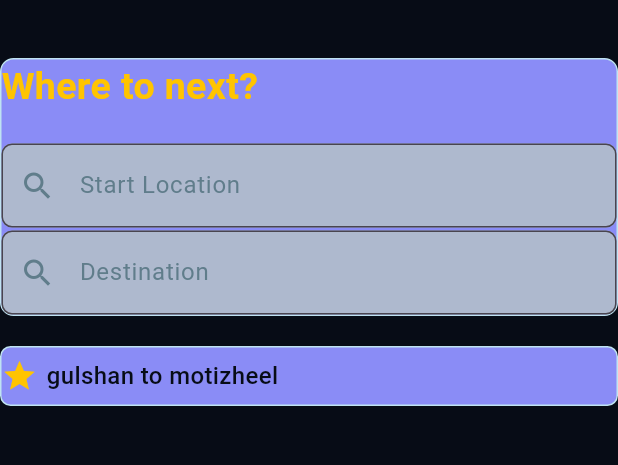
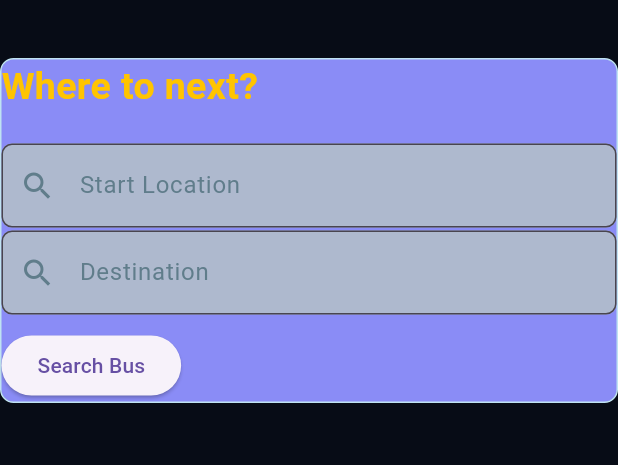
Before and after one commit to Rabmaya/Routewise-, a Flutter app: the page1 screen opened directly, on a phone screen of 412 x 824 dp, the part 71-536 px from its top. Run offline on Flutter 3.47's test engine with Material 3 defaults, Android fonts, the phone set to English and light mode, and no system bars.

Commit message:
Update page1

```diff
--- a/lib/page1.dart
+++ b/lib/page1.dart
@@ -1,5 +1,5 @@
-
 import 'package:flutter/material.dart';
+import 'page3.dart';
 
 void main() {
   runApp(const page1());
@@ -14,137 +14,192 @@ class page1 extends StatefulWidget {
 
 class _page1State extends State<page1> {
 
+
+  TextEditingController startController =
+  TextEditingController();
+
+  TextEditingController destinationController =
+  TextEditingController();
+
+
   @override
   void initState() {
     super.initState();
+  }
 
-  }
+
   @override
   Widget build(BuildContext context) {
 
     return Scaffold(
+
       appBar: AppBar(
+        backgroundColor:  Color(0xFF070C16),
+        centerTitle: false,
 
-        backgroundColor:const Color(0xFF070C16),
-        // Here we take the value from the MyHomePage object that was created by
-        // the App.build method, and use it to set our appbar title.
-        centerTitle: false,
-        title: const Text('RouteWise',
-        style:TextStyle(fontSize:30,color:Colors.white),
+        title:  Text(
+          'RouteWise',
+          style: TextStyle(
+            fontSize: 30,
+            color: Colors.white,
+          ),
+        ),
       ),
 
-      ),
+
       body: Center(
 
         child: Column(
 
+          mainAxisAlignment: .start,
 
-  mainAxisAlignment: .start,
           children: [
-    const SizedBox(height:30),
+
+            SizedBox(height: 30),
+
+
             Container(
-      width:double.infinity,
-      decoration:BoxDecoration(
-        color: const Color(0xFF8A8CF6),
+
+              width: double.infinity,
+
+              decoration: BoxDecoration(
+                color:  Color(0xFF8A8CF6),
+
                 borderRadius: BorderRadius.circular(9),
+
                 border: Border.all(
-          color: const Color(0xFFBFE3f2),
+                  color:  Color(0xFFBFE3f2),
                 ),
               ),
-      child:Column(
+
+
+              child: Column(
+
                 mainAxisAlignment: MainAxisAlignment.center,
+
                 crossAxisAlignment: CrossAxisAlignment.start,
-        children:[
-          const Text(
+
+                children: [
+
+                   Text(
                     'Where to next?',
-            style: TextStyle(fontSize:25,
+
+                    style: TextStyle(
+                      fontSize: 25,
                       fontWeight: FontWeight.bold,
-                color:Color(0xFFFFC400)
+                      color: Color(0xFFFFC400),
                     ),
                   ),
-          const SizedBox(height:20),
+
+
+                   SizedBox(height: 20),
+
+
 
                   TextField(
+
+                    controller: startController,
+
                     decoration: InputDecoration(
+
                       hintText: 'Start Location',
-                hintStyle: const TextStyle(color: Colors.blueGrey
+
+                      hintStyle:  TextStyle(
+                        color: Colors.blueGrey,
                       ),
-                prefixIcon:const Icon(
+
+                      prefixIcon: const Icon(
                         Icons.search,
-                  color:Colors.blueGrey,
+                        color: Colors.blueGrey,
                       ),
+
                       filled: true,
-                fillColor:  const Color(0xFFAEB9CE),
+
+                      fillColor: const Color(0xFFAEB9CE),
+
                       border: OutlineInputBorder(
                         borderRadius: BorderRadius.circular(7),
+
                         borderSide: const BorderSide(
-                    color:Color(0xFF303747),
-                  ),
-                )
+                          color: Color(0xFF303747),
                         ),
                       ),
-          const SizedBox(height:2),
+                    ),
+                  ),
+
+
+                  const SizedBox(height: 2),
+
+
+
                   TextField(
+
+                    controller: destinationController,
+
                     decoration: InputDecoration(
+
                       hintText: 'Destination',
-                hintStyle: const TextStyle(color: Colors.blueGrey,
+
+                      hintStyle: const TextStyle(
+                        color: Colors.blueGrey,
                       ),
-                prefixIcon:const Icon(
+
+                      prefixIcon: const Icon(
                         Icons.search,
-                  color:Colors.blueGrey,
+                        color: Colors.blueGrey,
                       ),
+
                       filled: true,
-                fillColor:  const Color(0xFFAEB9CE),
+
+                      fillColor: const Color(0xFFAEB9CE),
+
                       border: OutlineInputBorder(
                         borderRadius: BorderRadius.circular(7),
+
                         borderSide: const BorderSide(
-                    color:Color(0xFF303747),
+                          color: Color(0xFF303747),
                         ),
-                )
+                      ),
+                    ),
+                  ),
+
+
+                  SizedBox(height: 10),
+
+
+
+                  ElevatedButton(
+
+                    onPressed: () {
+
+                      Navigator.push(
+
+                        context,
+
+                        MaterialPageRoute(
+
+                          builder: (context) => Page3(
+
+                            start: startController.text,
+
+                            destination:
+                            destinationController.text,
+                          ),
+                        ),
+                      );
+                    },
+
+                    child:  Text(
+                      "Search Bus",
+                    ),
+                  ),
+
+                ],
               ),
             ),
           ],
         ),
       ),
-
-    const SizedBox(height:20),
-
-        _favouritePath('gulshan to motizheel'),
-      ],
-    ),
-      ),
-
-
     );
   }
 }
-Widget _favouritePath(String path){
-  return Container(
-    width: double.infinity,
-    height:40,
-    decoration: BoxDecoration(
-        color:  Color(0xFF8A8CF6),
-        borderRadius: BorderRadius.circular(7),
-        border: Border.all(color: const Color(0xFFBFE3f2),
-
-        )
-    ),
-    child:Row(
-      children: [
-        const Icon(
-          Icons.star,
-          color:Color(0xFFFFC400),
-        ),
-        const SizedBox(width: 6,),
-        Text(path,
-          style: const TextStyle(
-            fontSize: 16,
-            color: Color(0xFF070C16),
-            fontWeight: .w500,
-          ),
-        )
-      ],
-    ),
-
-  );
-}
```
Lines whose indentation alone changed are shown as unchanged.
